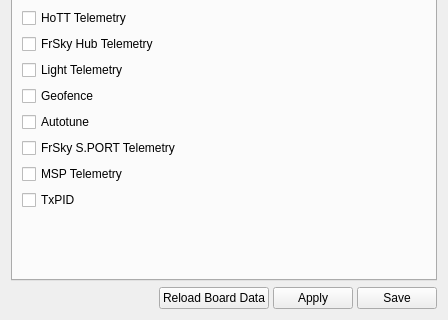
Before: the Qt Designer form ground/gcs/src/plugins/config/modules.ui in d-ronin/dRonin, drawn with Qt 5; both pictures show x 0 to 448 and y 377 to 697 of the 448 by 697 pixel window.
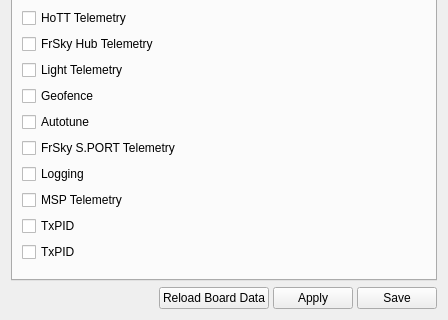
After: the same form once the commit is applied. Icons and pictures are not drawn.

```diff
--- a/ground/gcs/src/plugins/config/modules.ui
+++ b/ground/gcs/src/plugins/config/modules.ui
@@ -208,6 +208,16 @@
          </property>
         </widget>
        </item>
+       <item>
+         <widget class="QCheckBox" name="cbLogging">
+           <property name="toolTip">
+             <string>&lt;html&gt;&lt;head/&gt;&lt;body&gt;&lt;p&gt;Select to enable logging to on-board flash memory.&lt;/p&gt;&lt;/body&gt;&lt;/html&gt;</string>
+           </property>
+           <property name="text">
+             <string>Logging</string>
+           </property>
+         </widget>
+       </item>
        <item>
         <widget class="QCheckBox" name="cbUAVOMSPBridge">
          <property name="toolTip">
@@ -228,6 +238,16 @@
          </property>
         </widget>
        </item>
+       <item>
+        <widget class="QCheckBox" name="cbOnScreenDisplay">
+         <property name="toolTip">
+          <string></string>
+         </property>
+         <property name="text">
+          <string>TxPID</string>
+         </property>
+        </widget>
+       </item>
        <item>
         <spacer name="verticalSpacer_4">
          <property name="orientation">
```
